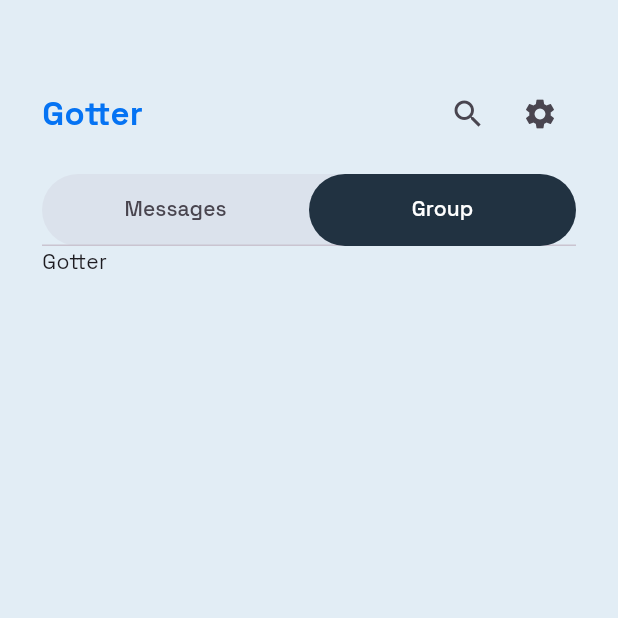
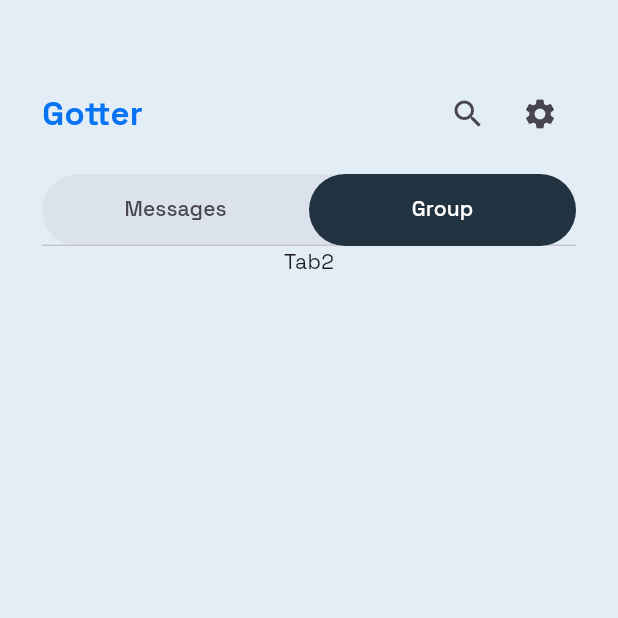
Before and after one commit to hmartiins/GotterChat-App, a Flutter app: the screen it shows after launch, on a phone screen of 412 x 824 dp, the top half of it. Run offline on Flutter 3.47's test engine with Material 3 defaults, Android fonts, the phone set to English and light mode, and no system bars; our stand-ins replace flutter_dotenv, flutter_mobx, flutter_modular, flutter_screenutil, google_fonts; project files that could hold a hidden picture were left out.

Commit message:
refactor: create home tab bar widget

```diff
--- a/lib/app/modules/home/presentation/pages/home_page.dart
+++ b/lib/app/modules/home/presentation/pages/home_page.dart
@@ -2,6 +2,7 @@ import 'package:flutter/material.dart';
 import 'package:gotter_chat/app/commons/adapters/localizations/translate_app.dart';
 import 'package:gotter_chat/app/commons/styles/tokens.dart';
 import 'package:gotter_chat/app/commons/widgets/complex/screen.dart';
+import 'package:gotter_chat/app/modules/home/presentation/widgets/home_tab_bar.dart';
 
 class HomePage extends StatelessWidget {
   const HomePage({super.key});
@@ -40,47 +41,7 @@ class HomePage extends StatelessWidget {
               ],
             ),
             SizedBox(height: Tp.size.ref16),
-            DefaultTabController(
-              initialIndex: 1,
-              length: 2,
-              child: Column(
-                children: [
-                  DecoratedBox(
-                    decoration: BoxDecoration(
-                      color: Tp.colors.grey10,
-                      borderRadius: BorderRadius.circular(100),
-                    ),
-                    child: TabBar(
-                      tabs: [
-                        Tab(
-                          text: intl(context, 'home.tab-messages'),
-                        ),
-                        Tab(
-                          text: intl(context, 'home.tab-group'),
-                        ),
-                      ],
-                      labelColor: Tp.colors.white,
-                      indicator: BoxDecoration(
-                        color: Tp.colors.grey,
-                        borderRadius: BorderRadius.circular(100),
-                      ),
-                      indicatorColor: Tp.colors.gray70,
-                      indicatorSize: TabBarIndicatorSize.tab,
-                    ),
-                  ),
-                  SizedBox(
-                    width: MediaQuery.of(context).size.width,
-                    height: 260,
-                    child: const TabBarView(
-                      children: [
-                        Text('Gotter'),
-                        Text('Gotter'),
-                      ],
-                    ),
-                  )
-                ],
-              ),
-            ),
+            const HomeTabBar(),
           ],
         ),
       ),
--- /dev/null
+++ b/lib/app/modules/home/presentation/widgets/home_tab_bar.dart
@@ -0,0 +1,61 @@
+import 'package:flutter/material.dart';
+import 'package:gotter_chat/app/commons/adapters/localizations/translate_app.dart';
+import 'package:gotter_chat/app/commons/styles/tokens.dart';
+
+class HomeTabBar extends StatefulWidget {
+  const HomeTabBar({super.key});
+
+  @override
+  State<HomeTabBar> createState() => _HomeTabBarState();
+}
+
+class _HomeTabBarState extends State<HomeTabBar> {
+  int _selectedTabbar = 1;
+
+  @override
+  Widget build(BuildContext context) {
+    return DefaultTabController(
+      initialIndex: 1,
+      length: 2,
+      child: Column(
+        children: [
+          DecoratedBox(
+            decoration: BoxDecoration(
+              color: Tp.colors.grey10,
+              borderRadius: BorderRadius.circular(100),
+            ),
+            child: TabBar(
+              onTap: (index) => setState(() {
+                _selectedTabbar = index;
+              }),
+              tabs: [
+                Tab(
+                  text: intl(context, 'home.tab-messages'),
+                ),
+                Tab(
+                  text: intl(context, 'home.tab-group'),
+                ),
+              ],
+              labelColor: Tp.colors.white,
+              indicator: BoxDecoration(
+                color: Tp.colors.grey,
+                borderRadius: BorderRadius.circular(100),
+              ),
+              indicatorColor: Tp.colors.gray70,
+              indicatorSize: TabBarIndicatorSize.tab,
+            ),
+          ),
+          Builder(
+            builder: (_) {
+              if (_selectedTabbar == 0) {
+                return const Text("Tab");
+              } else {
+                return const Text("Tab2");
+              }
+            },
+          ),
+        ],
+      ),
+    );
+  }
+}
```
